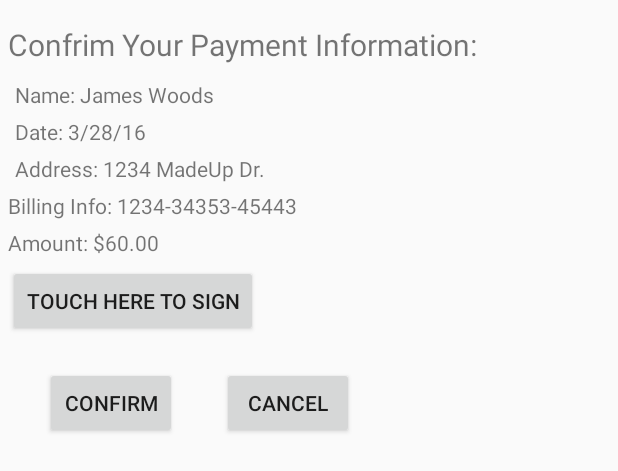
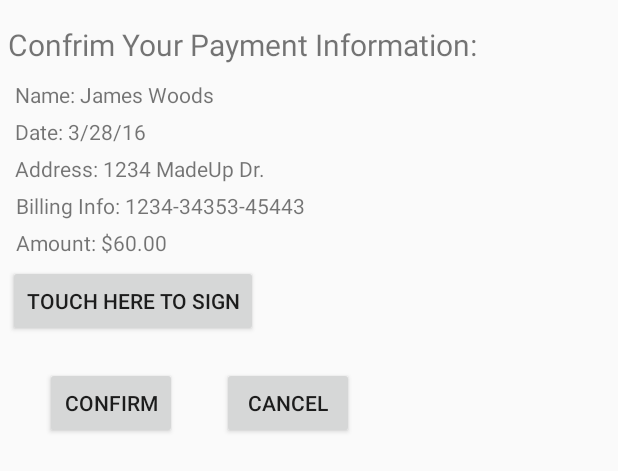
Before and after one commit to Jwood311/Lean-Customer-Management, an Android app: the layout activity_confirm_payment.xml on its own in the app's theme, with its tools: preview values and no code run, on a phone screen of 412 x 824 dp. Shown: the top 471 px of the screen. Run offline under Robolectric (Android 15) with nearby library versions, the phone set to English and light mode, and no system bars.

Commit message:
adjusting margins

```diff
--- a/LeanClientManagement/app/src/main/res/layout/activity_confirm_payment.xml
+++ b/LeanClientManagement/app/src/main/res/layout/activity_confirm_payment.xml
@@ -85,7 +85,8 @@
             android:layout_width="wrap_content"
             android:layout_height="wrap_content"
             android:text="Billing Info: "
-            android:id="@+id/textView17"/>
+            android:id="@+id/textView17"
+            android:layout_marginLeft="5dp"/>
 
         <TextView
             android:layout_width="wrap_content"
@@ -105,7 +106,8 @@
             android:layout_width="wrap_content"
             android:layout_height="wrap_content"
             android:text="Amount: "
-            android:id="@+id/textView19"/>
+            android:id="@+id/textView19"
+            android:layout_marginLeft="5dp"/>
 
         <TextView
             android:layout_width="wrap_content"
```
